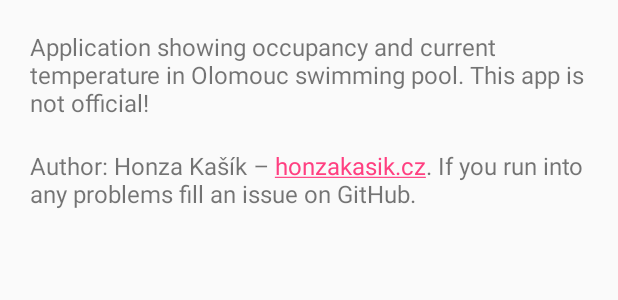
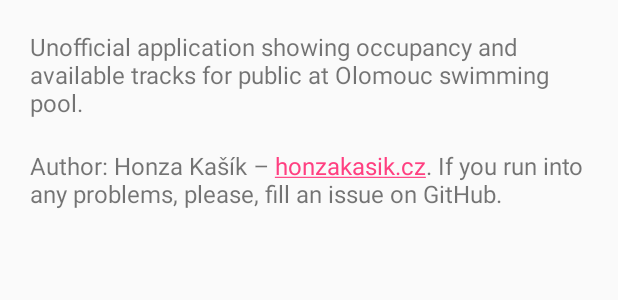
Before and after one commit to honza-kasik/OlomouckyBazen, an Android app: the layout dialog_about.xml on its own in the app's theme, with its tools: preview values and no code run, on a phone screen of 412 x 824 dp. Shown: the top 300 px of the screen. Run offline under Robolectric (Android 15) with nearby library versions, the phone set to English and light mode, and no system bars.

Commit message:
Translation updates

```diff
--- a/app/src/main/res/values/strings.xml
+++ b/app/src/main/res/values/strings.xml
@@ -1,7 +1,7 @@
 <resources>
     <string name="app_name">Swimming Pool Olomouc</string>
-    <string name="app_description">Application showing occupancy and current temperature in Olomouc swimming pool. This app is not official!</string>
-    <string name="app_credits">Author: Honza Kašík – honzakasik.cz. If you run into any problems fill an issue on GitHub.</string>
+    <string name="app_description">Unofficial application showing occupancy and available tracks for public at Olomouc swimming pool.</string>
+    <string name="app_credits">Author: Honza Kašík – honzakasik.cz. If you run into any problems, please, fill an issue on GitHub.</string>
 
     <string name="invalid_date_error_message">Invalid date!</string>
     <string name="swimming_pool_occupation_label">Swimming pool occupation</string>
```
Also changed, not shown: 1 other file.
